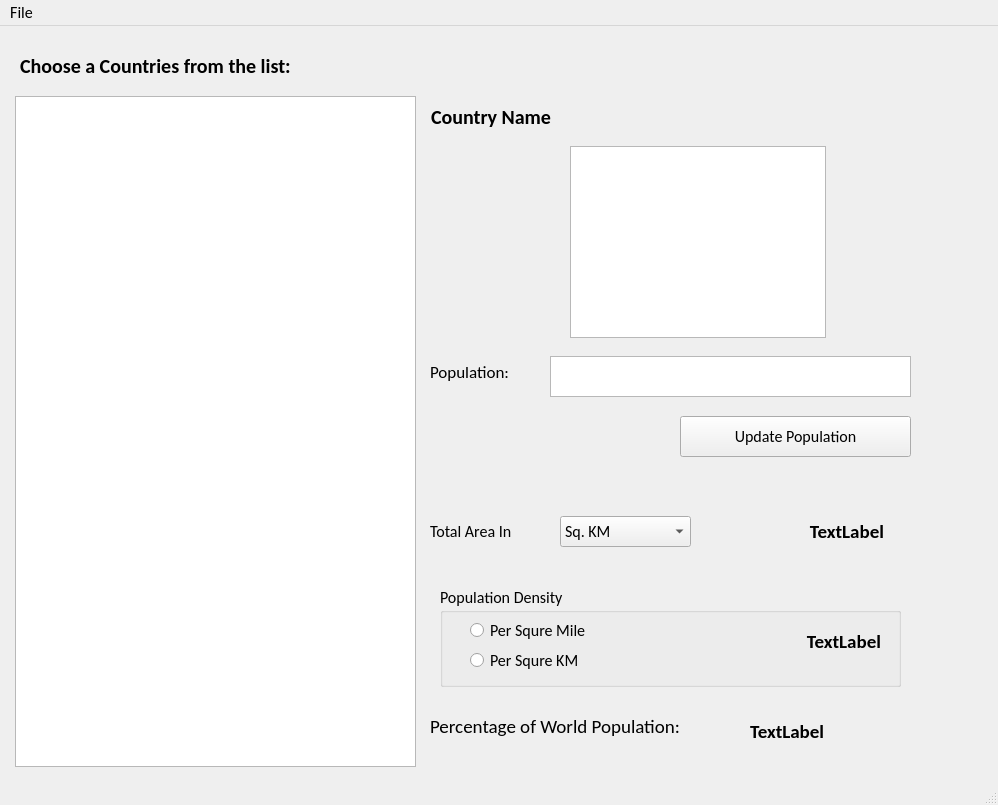
Above: assingment/FinalProject/CountriesOfTheWorld.ui from waterfall49/PROG1700-w0411909 before the change. Below: the same form after it.
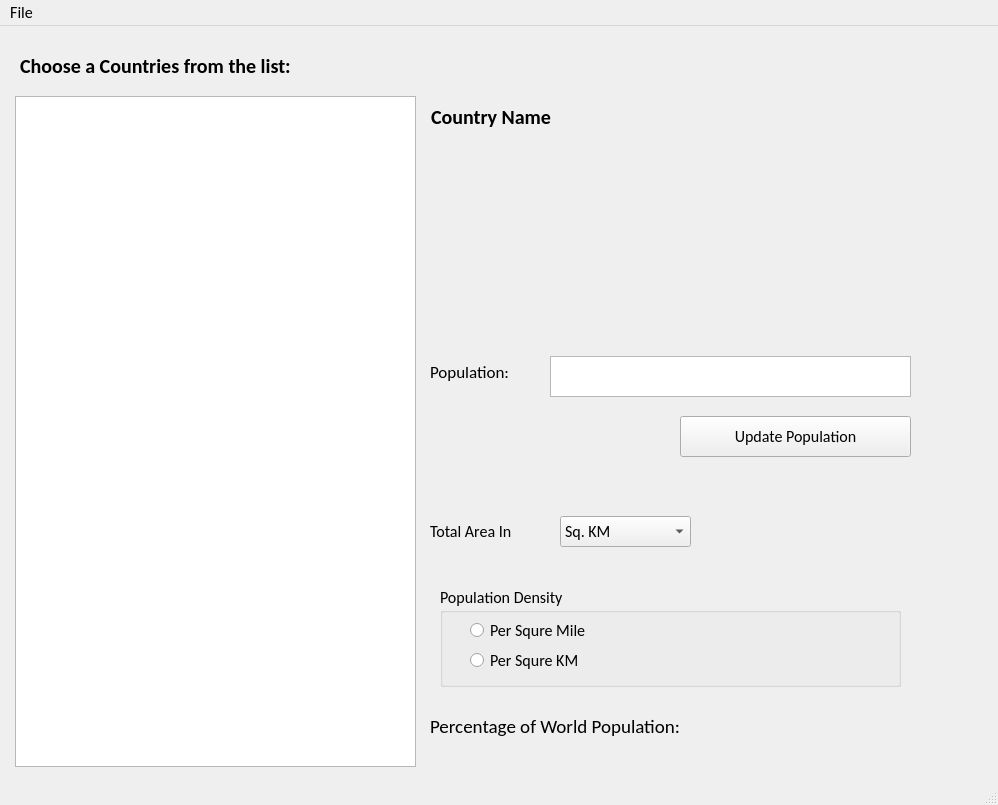
That is the form after the change.

```diff
--- a/assingment/FinalProject/CountriesOfTheWorld.ui
+++ b/assingment/FinalProject/CountriesOfTheWorld.ui
@@ -217,7 +217,7 @@
       <enum>Qt::LeftToRight</enum>
      </property>
      <property name="text">
-      <string>TextLabel</string>
+      <string/>
      </property>
      <property name="alignment">
       <set>Qt::AlignRight|Qt::AlignTrailing|Qt::AlignVCenter</set>
@@ -242,19 +242,6 @@
      <string>Percentage of World Population:</string>
     </property>
    </widget>
-   <widget class="QGraphicsView" name="graphicsView_Flag">
-    <property name="geometry">
-     <rect>
-      <x>570</x>
-      <y>120</y>
-      <width>256</width>
-      <height>192</height>
-     </rect>
-    </property>
-    <property name="autoFillBackground">
-     <bool>false</bool>
-    </property>
-   </widget>
    <widget class="QLabel" name="label_percent_output">
     <property name="geometry">
      <rect>
@@ -272,7 +259,7 @@
      </font>
     </property>
     <property name="text">
-     <string>TextLabel</string>
+     <string/>
     </property>
    </widget>
    <widget class="QLabel" name="label_area_output">
@@ -292,12 +279,25 @@
      </font>
     </property>
     <property name="text">
-     <string>TextLabel</string>
+     <string/>
     </property>
     <property name="alignment">
      <set>Qt::AlignRight|Qt::AlignTrailing|Qt::AlignVCenter</set>
     </property>
    </widget>
+   <widget class="QLabel" name="label_Flag">
+    <property name="geometry">
+     <rect>
+      <x>570</x>
+      <y>130</y>
+      <width>241</width>
+      <height>151</height>
+     </rect>
+    </property>
+    <property name="text">
+     <string/>
+    </property>
+   </widget>
   </widget>
   <widget class="QStatusBar" name="statusbar"/>
   <widget class="QMenuBar" name="menubar">
```
